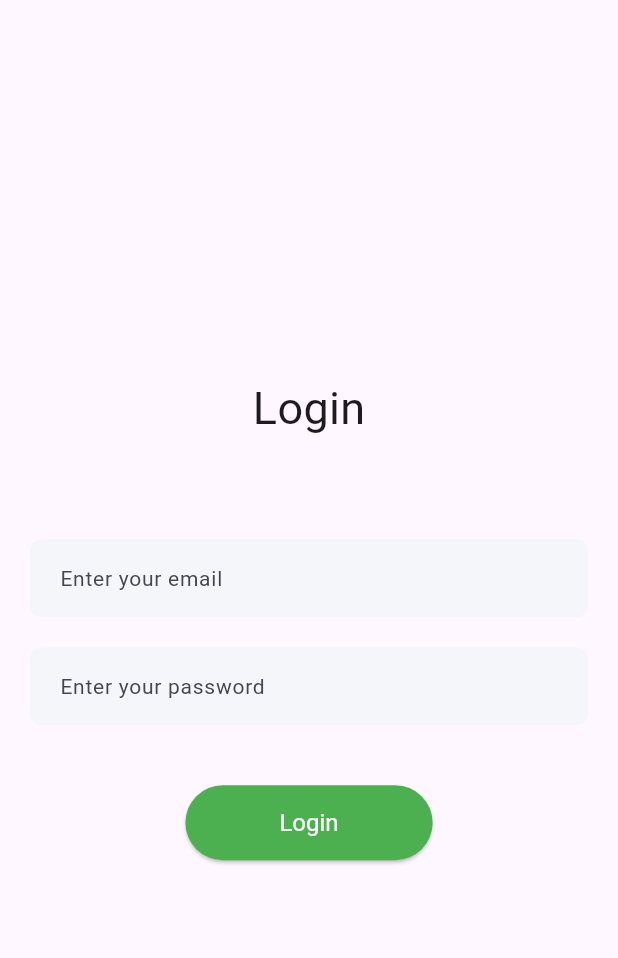
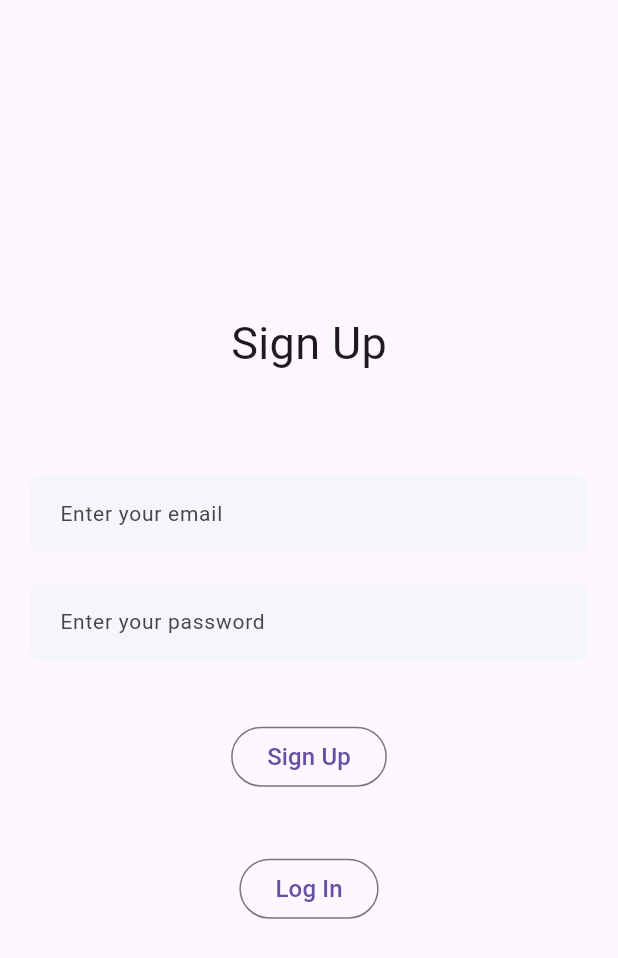
Before and after one commit to imobasshir/get_instant_help, a Flutter app: the screen it shows after launch, on a phone screen of 412 x 824 dp. Shown: the top 958 px of the screen. Run offline on Flutter 3.47's test engine with Material 2 defaults, Android fonts, the phone set to English and light mode, and no system bars; our stand-ins replace firebase_auth, firebase_core; accounts and stored records are empty.

Commit message:
added forms

```diff
--- a/lib/main.dart
+++ b/lib/main.dart
@@ -6,10 +6,11 @@ import 'package:get_instant_help/pages/login_screen.dart';
 import 'package:get_instant_help/pages/signup.dart';
 
 void main() async {
-  runApp(const MyApp());
+  WidgetsFlutterBinding.ensureInitialized();
   await Firebase.initializeApp(
     options: DefaultFirebaseOptions.currentPlatform,
   );
+  runApp(const MyApp());
 }
 
 class MyApp extends StatelessWidget {
@@ -23,7 +24,11 @@ class MyApp extends StatelessWidget {
         primarySwatch: Colors.green,
         useMaterial3: true,
       ),
-      home: const LoginScreen(),
+      routes: {
+        "/": (context) => const SignupScreen(),
+        "/home": (context) => const HomeScreen(),
+        "/login": (context) => const LoginScreen(),
+      },
     );
   }
 }
--- a/lib/pages/signup.dart
+++ b/lib/pages/signup.dart
@@ -1,17 +1,18 @@
 import 'package:firebase_auth/firebase_auth.dart';
 import 'package:flutter/material.dart';
+import 'package:get_instant_help/routes.dart';
 import 'package:get_instant_help/services/auth_methods.dart';
 import 'package:get_instant_help/widgets/custom_buttons.dart';
 import 'package:get_instant_help/widgets/custom_text_field.dart';
 
-class EmailPasswordSignup extends StatefulWidget {
-  const EmailPasswordSignup({Key? key}) : super(key: key);
+class SignupScreen extends StatefulWidget {
+  const SignupScreen({Key? key}) : super(key: key);
 
   @override
-  State createState() => _EmailPasswordSignupState();
+  State createState() => _SignupScreenState();
 }
 
-class _EmailPasswordSignupState extends State<EmailPasswordSignup> {
+class _SignupScreenState extends State<SignupScreen> {
   final TextEditingController emailController = TextEditingController();
   final TextEditingController passwordController = TextEditingController();
 
@@ -54,6 +55,13 @@ class _EmailPasswordSignupState extends State<EmailPasswordSignup> {
             onTap: signUpUser,
             text: 'Sign Up',
           ),
+          const SizedBox(height: 40),
+          CustomButton(
+            onTap: () {
+              Navigator.pushNamed(context, MyRoutes.login);
+            },
+            text: 'Log In',
+          ),
         ],
       ),
     );
--- /dev/null
+++ b/lib/routes.dart
@@ -0,0 +1,5 @@
+class MyRoutes {
+  static String signup = '/';
+  static String login = "/login";
+  static String home = "/home";
+}
--- a/lib/widgets/custom_buttons.dart
+++ b/lib/widgets/custom_buttons.dart
@@ -11,21 +11,28 @@ class CustomButton extends StatelessWidget {
 
   @override
   Widget build(BuildContext context) {
-    return ElevatedButton(
+    return OutlinedButton(
       onPressed: onTap,
-      style: ButtonStyle(
-        backgroundColor: MaterialStateProperty.all(Colors.green),
-        textStyle: MaterialStateProperty.all(
-          const TextStyle(color: Colors.white),
-        ),
-        minimumSize: MaterialStateProperty.all(
-          Size(MediaQuery.of(context).size.width / 2.5, 50),
-        ),
-      ),
       child: Text(
         text,
-        style: const TextStyle(color: Colors.white, fontSize: 16),
+        style: const TextStyle(fontSize: 16),
       ),
     );
+    // return ElevatedButton(
+    //   onPressed: onTap,
+    //   style: ButtonStyle(
+    //     backgroundColor: MaterialStateProperty.all(Colors.green),
+    //     textStyle: MaterialStateProperty.all(
+    //       const TextStyle(color: Colors.white),
+    //     ),
+    //     minimumSize: MaterialStateProperty.all(
+    //       Size(MediaQuery.of(context).size.width / 2.5, 50),
+    //     ),
+    //   ),
+    //   child: Text(
+    //     text,
+    //     style: const TextStyle(color: Colors.white, fontSize: 16),
+    //   ),
+    // );
   }
 }
```
Also changed, not shown: lib/pages/home_page.dart (+4 -4 lines), lib/pages/login_screen.dart (+8 -0 lines).
